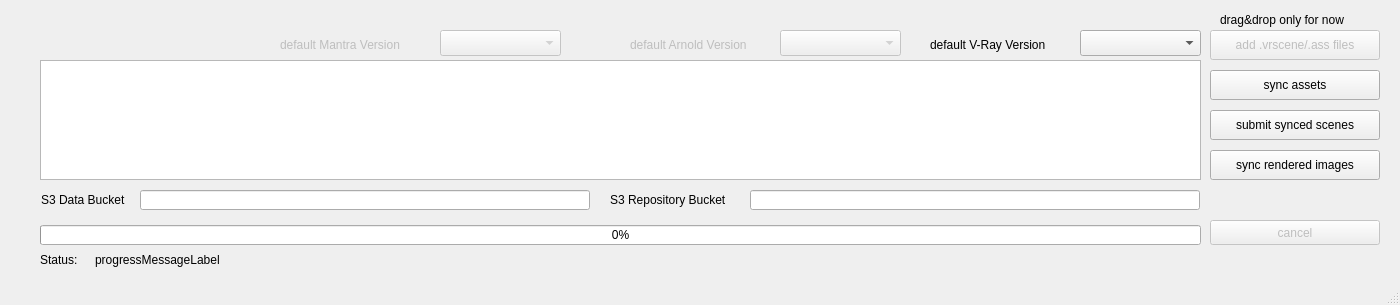
Before: the Qt Designer form opencloudrender/ui/ocrSubmit.ui in ultra-sonic/opencloudrender, drawn with Qt 5.
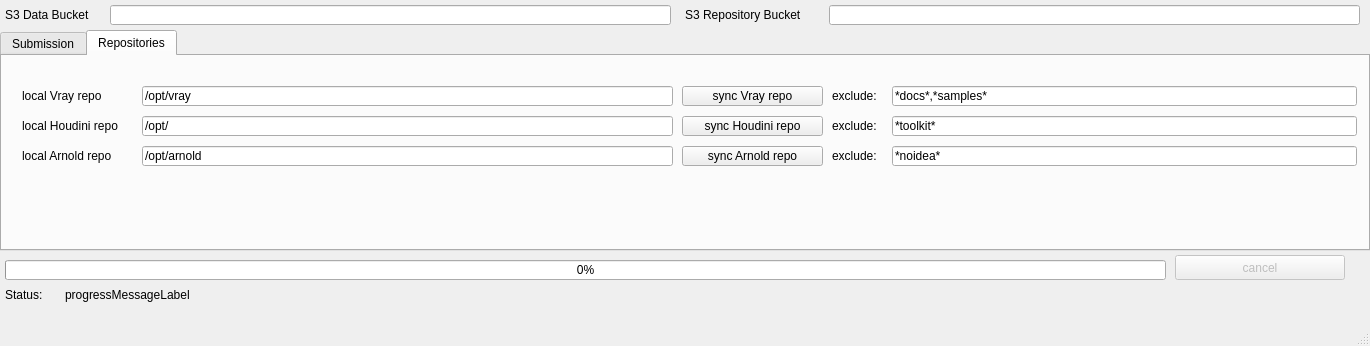
After: the same form once the commit is applied. The open tabs and pages were chosen to show the change.

Commit message: initial ui layout for repository management

The edit to the form file:
```diff
--- a/opencloudrender/ui/ocrSubmit.ui
+++ b/opencloudrender/ui/ocrSubmit.ui
@@ -6,8 +6,8 @@
    <rect>
     <x>0</x>
     <y>0</y>
-    <width>1400</width>
-    <height>305</height>
+    <width>1370</width>
+    <height>346</height>
    </rect>
   </property>
   <property name="acceptDrops">
@@ -17,125 +17,404 @@
    <string>OpenCloudRender</string>
   </property>
   <widget class="QWidget" name="centralwidget">
-   <widget class="QTableView" name="scenesTableView">
+   <widget class="QTabWidget" name="tabWidget">
     <property name="geometry">
      <rect>
-      <x>40</x>
-      <y>60</y>
-      <width>1161</width>
-      <height>120</height>
-     </rect>
-    </property>
-    <property name="acceptDrops">
-     <bool>true</bool>
-    </property>
-   </widget>
-   <widget class="QPushButton" name="submitScenesButton">
-    <property name="geometry">
-     <rect>
-      <x>1210</x>
-      <y>110</y>
-      <width>170</width>
-      <height>30</height>
-     </rect>
-    </property>
-    <property name="text">
-     <string>submit synced scenes</string>
-    </property>
-   </widget>
-   <widget class="QPushButton" name="syncAssetsButton">
-    <property name="geometry">
-     <rect>
-      <x>1210</x>
-      <y>70</y>
-      <width>170</width>
-      <height>30</height>
-     </rect>
-    </property>
-    <property name="text">
-     <string>sync assets</string>
-    </property>
-   </widget>
-   <widget class="QPushButton" name="syncImagesButton">
-    <property name="geometry">
-     <rect>
-      <x>1210</x>
-      <y>150</y>
-      <width>170</width>
-      <height>30</height>
-     </rect>
-    </property>
-    <property name="text">
-     <string>sync rendered images</string>
-    </property>
-   </widget>
-   <widget class="QPushButton" name="addScenesButton">
-    <property name="enabled">
-     <bool>false</bool>
-    </property>
-    <property name="geometry">
-     <rect>
-      <x>1210</x>
+      <x>0</x>
       <y>30</y>
-      <width>170</width>
-      <height>30</height>
+      <width>1370</width>
+      <height>221</height>
      </rect>
     </property>
-    <property name="text">
-     <string>add .vrscene/.ass files</string>
+    <property name="currentIndex">
+     <number>0</number>
     </property>
-   </widget>
-   <widget class="QLineEdit" name="dataBucketName">
-    <property name="geometry">
-     <rect>
-      <x>140</x>
-      <y>190</y>
-      <width>450</width>
-      <height>20</height>
-     </rect>
+    <property name="movable">
+     <bool>false</bool>
     </property>
+    <widget class="QWidget" name="submissionTab">
+     <attribute name="title">
+      <string>Submission</string>
+     </attribute>
+     <widget class="QComboBox" name="arnoldVersionComboBox">
+      <property name="enabled">
+       <bool>false</bool>
+      </property>
+      <property name="geometry">
+       <rect>
+        <x>745</x>
+        <y>30</y>
+        <width>121</width>
+        <height>26</height>
+       </rect>
+      </property>
+     </widget>
+     <widget class="QComboBox" name="vrayVersionComboBox">
+      <property name="geometry">
+       <rect>
+        <x>1045</x>
+        <y>30</y>
+        <width>121</width>
+        <height>26</height>
+       </rect>
+      </property>
+     </widget>
+     <widget class="QPushButton" name="submitScenesButton">
+      <property name="geometry">
+       <rect>
+        <x>1175</x>
+        <y>110</y>
+        <width>170</width>
+        <height>30</height>
+       </rect>
+      </property>
+      <property name="text">
+       <string>submit synced scenes</string>
+      </property>
+     </widget>
+     <widget class="QComboBox" name="mantraVersionComboBox">
+      <property name="enabled">
+       <bool>false</bool>
+      </property>
+      <property name="geometry">
+       <rect>
+        <x>405</x>
+        <y>30</y>
+        <width>121</width>
+        <height>26</height>
+       </rect>
+      </property>
+     </widget>
+     <widget class="QPushButton" name="syncAssetsButton">
+      <property name="geometry">
+       <rect>
+        <x>1175</x>
+        <y>70</y>
+        <width>170</width>
+        <height>30</height>
+       </rect>
+      </property>
+      <property name="text">
+       <string>sync assets</string>
+      </property>
+     </widget>
+     <widget class="QTableView" name="scenesTableView">
+      <property name="geometry">
+       <rect>
+        <x>5</x>
+        <y>60</y>
+        <width>1161</width>
+        <height>120</height>
+       </rect>
+      </property>
+      <property name="acceptDrops">
+       <bool>true</bool>
+      </property>
+     </widget>
+     <widget class="QPushButton" name="addScenesButton">
+      <property name="enabled">
+       <bool>false</bool>
+      </property>
+      <property name="geometry">
+       <rect>
+        <x>1175</x>
+        <y>30</y>
+        <width>170</width>
+        <height>30</height>
+       </rect>
+      </property>
+      <property name="text">
+       <string>add .vrscene/.ass files</string>
+      </property>
+     </widget>
+     <widget class="QLabel" name="arnoldVersionLabel">
+      <property name="enabled">
+       <bool>false</bool>
+      </property>
+      <property name="geometry">
+       <rect>
+        <x>595</x>
+        <y>35</y>
+        <width>141</width>
+        <height>20</height>
+       </rect>
+      </property>
+      <property name="text">
+       <string>default Arnold Version</string>
+      </property>
+     </widget>
+     <widget class="QLabel" name="dragDropOnlyLabel">
+      <property name="geometry">
+       <rect>
+        <x>1185</x>
+        <y>10</y>
+        <width>151</width>
+        <height>20</height>
+       </rect>
+      </property>
+      <property name="text">
+       <string>drag&amp;drop only for now</string>
+      </property>
+     </widget>
+     <widget class="QLabel" name="vrayVersionLabel">
+      <property name="geometry">
+       <rect>
+        <x>895</x>
+        <y>35</y>
+        <width>141</width>
+        <height>20</height>
+       </rect>
+      </property>
+      <property name="text">
+       <string>default V-Ray Version</string>
+      </property>
+     </widget>
+     <widget class="QPushButton" name="syncImagesButton">
+      <property name="geometry">
+       <rect>
+        <x>1175</x>
+        <y>150</y>
+        <width>170</width>
+        <height>30</height>
+       </rect>
+      </property>
+      <property name="text">
+       <string>sync rendered images</string>
+      </property>
+     </widget>
+     <widget class="QLabel" name="mantraVersionLabel">
+      <property name="enabled">
+       <bool>false</bool>
+      </property>
+      <property name="geometry">
+       <rect>
+        <x>245</x>
+        <y>35</y>
+        <width>151</width>
+        <height>20</height>
+       </rect>
+      </property>
+      <property name="text">
+       <string>default Mantra Version</string>
+      </property>
+     </widget>
+    </widget>
+    <widget class="QWidget" name="repoTab">
+     <attribute name="title">
+      <string>Repositories</string>
+     </attribute>
+     <widget class="QPushButton" name="syncVrayRepoButton">
+      <property name="geometry">
+       <rect>
+        <x>680</x>
+        <y>30</y>
+        <width>141</width>
+        <height>20</height>
+       </rect>
+      </property>
+      <property name="text">
+       <string>sync Vray repo</string>
+      </property>
+     </widget>
+     <widget class="QLineEdit" name="vrayRepoRootDirLineEdit">
+      <property name="geometry">
+       <rect>
+        <x>140</x>
+        <y>30</y>
+        <width>531</width>
+        <height>20</height>
+       </rect>
+      </property>
+      <property name="text">
+       <string>/opt/vray</string>
+      </property>
+     </widget>
+     <widget class="QLabel" name="vrayRepoRootDirLabel">
+      <property name="geometry">
+       <rect>
+        <x>20</x>
+        <y>30</y>
+        <width>121</width>
+        <height>20</height>
+       </rect>
+      </property>
+      <property name="text">
+       <string>local Vray repo</string>
+      </property>
+     </widget>
+     <widget class="QLineEdit" name="houdiniRepoRootDirLineEdit">
+      <property name="geometry">
+       <rect>
+        <x>140</x>
+        <y>60</y>
+        <width>531</width>
+        <height>20</height>
+       </rect>
+      </property>
+      <property name="text">
+       <string>/opt/</string>
+      </property>
+     </widget>
+     <widget class="QPushButton" name="syncHoudiniRepoButton">
+      <property name="geometry">
+       <rect>
+        <x>680</x>
+        <y>60</y>
+        <width>141</width>
+        <height>20</height>
+       </rect>
+      </property>
+      <property name="text">
+       <string>sync Houdini repo</string>
+      </property>
+     </widget>
+     <widget class="QLabel" name="houdiniRepoRootDirLabel">
+      <property name="geometry">
+       <rect>
+        <x>20</x>
+        <y>60</y>
+        <width>121</width>
+        <height>20</height>
+       </rect>
+      </property>
+      <property name="text">
+       <string>local Houdini repo</string>
+      </property>
+     </widget>
+     <widget class="QLineEdit" name="arnoldRepoRootDirLineEdit">
+      <property name="geometry">
+       <rect>
+        <x>140</x>
+        <y>90</y>
+        <width>531</width>
+        <height>20</height>
+       </rect>
+      </property>
+      <property name="text">
+       <string>/opt/arnold</string>
+      </property>
+     </widget>
+     <widget class="QPushButton" name="syncArnoldRepoButton">
+      <property name="geometry">
+       <rect>
+        <x>680</x>
+        <y>90</y>
+        <width>141</width>
+        <height>20</height>
+       </rect>
+      </property>
+      <property name="text">
+       <string>sync Arnold repo</string>
+      </property>
+     </widget>
+     <widget class="QLabel" name="arnoldRepoRootDirLabel">
+      <property name="geometry">
+       <rect>
+        <x>20</x>
+        <y>90</y>
+        <width>121</width>
+        <height>20</height>
+       </rect>
+      </property>
+      <property name="text">
+       <string>local Arnold repo</string>
+      </property>
+     </widget>
+     <widget class="QLineEdit" name="vrayRepoExcludesLineEdit">
+      <property name="geometry">
+       <rect>
+        <x>890</x>
+        <y>30</y>
+        <width>465</width>
+        <height>20</height>
+       </rect>
+      </property>
+      <property name="text">
+       <string>*docs*,*samples*</string>
+      </property>
+     </widget>
+     <widget class="QLabel" name="vrayRepoExcludesLabel">
+      <property name="geometry">
+       <rect>
+        <x>830</x>
+        <y>30</y>
+        <width>61</width>
+        <height>20</height>
+       </rect>
+      </property>
+      <property name="text">
+       <string>exclude:</string>
+      </property>
+     </widget>
+     <widget class="QLineEdit" name="vrayRepoExcludesLineEdit_2">
+      <property name="geometry">
+       <rect>
+        <x>890</x>
+        <y>60</y>
+        <width>465</width>
+        <height>20</height>
+       </rect>
+      </property>
+      <property name="text">
+       <string>*toolkit*</string>
+      </property>
+     </widget>
+     <widget class="QLabel" name="vrayRepoExcludesLabel_2">
+      <property name="geometry">
+       <rect>
+        <x>830</x>
+        <y>60</y>
+        <width>61</width>
+        <height>20</height>
+       </rect>
+      </property>
+      <property name="text">
+       <string>exclude:</string>
+      </property>
+     </widget>
+     <widget class="QLineEdit" name="vrayRepoExcludesLineEdit_3">
+      <property name="geometry">
+       <rect>
+        <x>890</x>
+        <y>90</y>
+        <width>465</width>
+        <height>20</height>
+       </rect>
+      </property>
+      <property name="text">
+       <string>*noidea*</string>
+      </property>
+     </widget>
+     <widget class="QLabel" name="vrayRepoExcludesLabel_3">
+      <property name="geometry">
+       <rect>
+        <x>830</x>
+        <y>90</y>
+        <width>61</width>
+        <height>20</height>
+       </rect>
+      </property>
+      <property name="text">
+       <string>exclude:</string>
+      </property>
+     </widget>
+    </widget>
    </widget>
    <widget class="QLineEdit" name="repoBucketName">
     <property name="geometry">
      <rect>
-      <x>750</x>
-      <y>190</y>
-      <width>450</width>
+      <x>829</x>
+      <y>5</y>
+      <width>531</width>
       <height>20</height>
      </rect>
     </property>
    </widget>
-   <widget class="QProgressBar" name="progressBar">
-    <property name="geometry">
-     <rect>
-      <x>40</x>
-      <y>225</y>
-      <width>1161</width>
-      <height>20</height>
-     </rect>
-    </property>
-    <property name="value">
-     <number>0</number>
-    </property>
-   </widget>
-   <widget class="QLabel" name="dataBucketNameLabel">
-    <property name="geometry">
-     <rect>
-      <x>41</x>
-      <y>190</y>
-      <width>100</width>
-      <height>20</height>
-     </rect>
-    </property>
-    <property name="text">
-     <string>S3 Data Bucket</string>
-    </property>
-   </widget>
    <widget class="QLabel" name="repoBucketNameLabel">
     <property name="geometry">
      <rect>
-      <x>610</x>
-      <y>190</y>
+      <x>685</x>
+      <y>5</y>
       <width>140</width>
       <height>20</height>
      </rect>
@@ -144,63 +423,34 @@
      <string>S3 Repository Bucket</string>
     </property>
    </widget>
-   <widget class="QLabel" name="dragDropOnlyLabel">
+   <widget class="QLabel" name="dataBucketNameLabel">
     <property name="geometry">
      <rect>
-      <x>1220</x>
-      <y>10</y>
-      <width>151</width>
+      <x>5</x>
+      <y>5</y>
+      <width>100</width>
       <height>20</height>
      </rect>
     </property>
     <property name="text">
-     <string>drag&amp;drop only for now</string>
+     <string>S3 Data Bucket</string>
     </property>
    </widget>
-   <widget class="QComboBox" name="vrayVersionComboBox">
+   <widget class="QLineEdit" name="dataBucketName">
     <property name="geometry">
      <rect>
-      <x>1080</x>
-      <y>30</y>
-      <width>121</width>
-      <height>26</height>
-     </rect>
-    </property>
-   </widget>
-   <widget class="QLabel" name="vrayVersionLabel">
-    <property name="geometry">
-     <rect>
-      <x>930</x>
-      <y>35</y>
-      <width>141</width>
+      <x>110</x>
+      <y>5</y>
+      <width>561</width>
       <height>20</height>
      </rect>
-    </property>
-    <property name="text">
-     <string>default V-Ray Version</string>
-    </property>
-   </widget>
-   <widget class="QPushButton" name="cancelButton">
-    <property name="enabled">
-     <bool>false</bool>
-    </property>
-    <property name="geometry">
-     <rect>
-      <x>1210</x>
-      <y>220</y>
-      <width>170</width>
-      <height>25</height>
-     </rect>
-    </property>
-    <property name="text">
-     <string>cancel</string>
     </property>
    </widget>
    <widget class="QLabel" name="progressMessagelabel">
     <property name="geometry">
      <rect>
-      <x>95</x>
-      <y>250</y>
+      <x>65</x>
+      <y>285</y>
       <width>1285</width>
       <height>20</height>
      </rect>
@@ -209,69 +459,11 @@
      <string>progressMessageLabel</string>
     </property>
    </widget>
-   <widget class="QComboBox" name="arnoldVersionComboBox">
-    <property name="enabled">
-     <bool>false</bool>
-    </property>
-    <property name="geometry">
-     <rect>
-      <x>780</x>
-      <y>30</y>
-      <width>121</width>
-      <height>26</height>
-     </rect>
-    </property>
-   </widget>
-   <widget class="QLabel" name="arnoldVersionLabel">
-    <property name="enabled">
-     <bool>false</bool>
-    </property>
-    <property name="geometry">
-     <rect>
-      <x>630</x>
-      <y>35</y>
-      <width>141</width>
-      <height>20</height>
-     </rect>
-    </property>
-    <property name="text">
-     <string>default Arnold Version</string>
-    </property>
-   </widget>
-   <widget class="QComboBox" name="mantraVersionComboBox">
-    <property name="enabled">
-     <bool>false</bool>
-    </property>
-    <property name="geometry">
-     <rect>
-      <x>440</x>
-      <y>30</y>
-      <width>121</width>
-      <height>26</height>
-     </rect>
-    </property>
-   </widget>
-   <widget class="QLabel" name="mantraVersionLabel">
-    <property name="enabled">
-     <bool>false</bool>
-    </property>
-    <property name="geometry">
-     <rect>
-      <x>280</x>
-      <y>35</y>
-      <width>151</width>
-      <height>20</height>
-     </rect>
-    </property>
-    <property name="text">
-     <string>default Mantra Version</string>
-    </property>
-   </widget>
    <widget class="QLabel" name="statusLabel">
     <property name="geometry">
      <rect>
-      <x>40</x>
-      <y>250</y>
+      <x>5</x>
+      <y>285</y>
       <width>50</width>
       <height>20</height>
      </rect>
@@ -280,13 +472,55 @@
      <string>Status:</string>
     </property>
    </widget>
+   <widget class="QPushButton" name="cancelButton">
+    <property name="enabled">
+     <bool>false</bool>
+    </property>
+    <property name="geometry">
+     <rect>
+      <x>1175</x>
+      <y>255</y>
+      <width>170</width>
+      <height>25</height>
+     </rect>
+    </property>
+    <property name="text">
+     <string>cancel</string>
+    </property>
+   </widget>
+   <widget class="QProgressBar" name="progressBar">
+    <property name="geometry">
+     <rect>
+      <x>5</x>
+      <y>260</y>
+      <width>1161</width>
+      <height>20</height>
+     </rect>
+    </property>
+    <property name="value">
+     <number>0</number>
+    </property>
+   </widget>
+   <zorder>tabWidget</zorder>
+   <zorder>repoBucketName</zorder>
+   <zorder>repoBucketNameLabel</zorder>
+   <zorder>dataBucketNameLabel</zorder>
+   <zorder>dataBucketName</zorder>
+   <zorder>repoBucketName</zorder>
+   <zorder>repoBucketNameLabel</zorder>
+   <zorder>dataBucketNameLabel</zorder>
+   <zorder>dataBucketName</zorder>
+   <zorder>progressMessagelabel</zorder>
+   <zorder>statusLabel</zorder>
+   <zorder>cancelButton</zorder>
+   <zorder>progressBar</zorder>
   </widget>
   <widget class="QMenuBar" name="menubar">
    <property name="geometry">
     <rect>
      <x>0</x>
      <y>0</y>
-     <width>1400</width>
+     <width>1370</width>
      <height>20</height>
     </rect>
    </property>
```
The commit also changes 2 other files.
